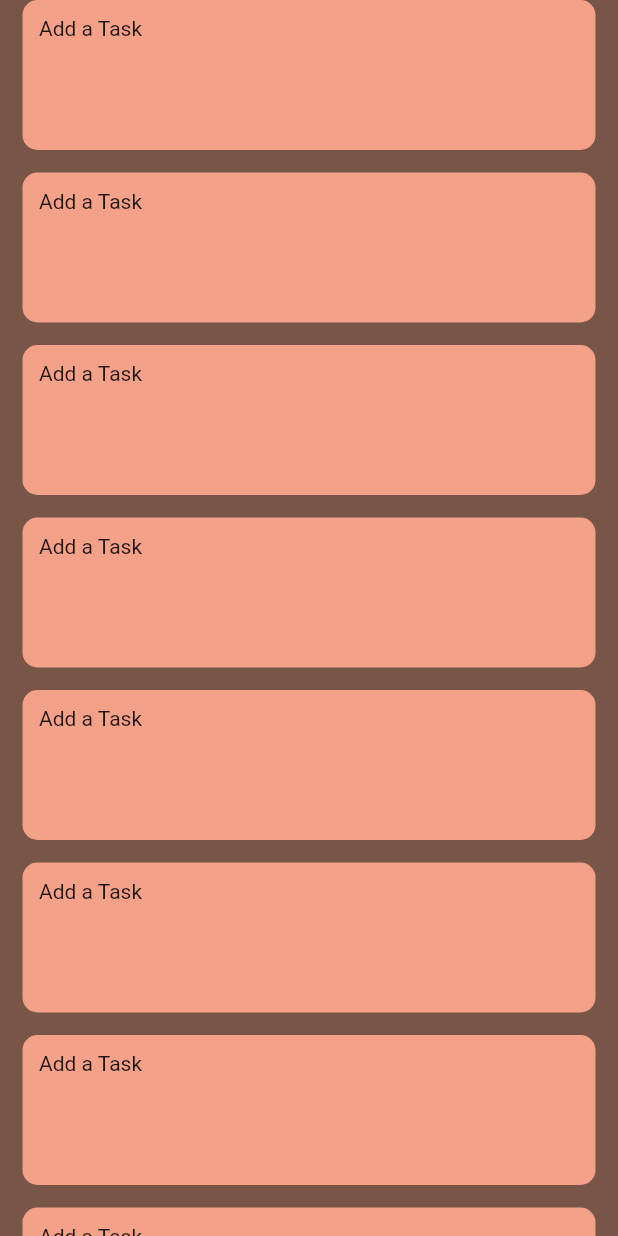
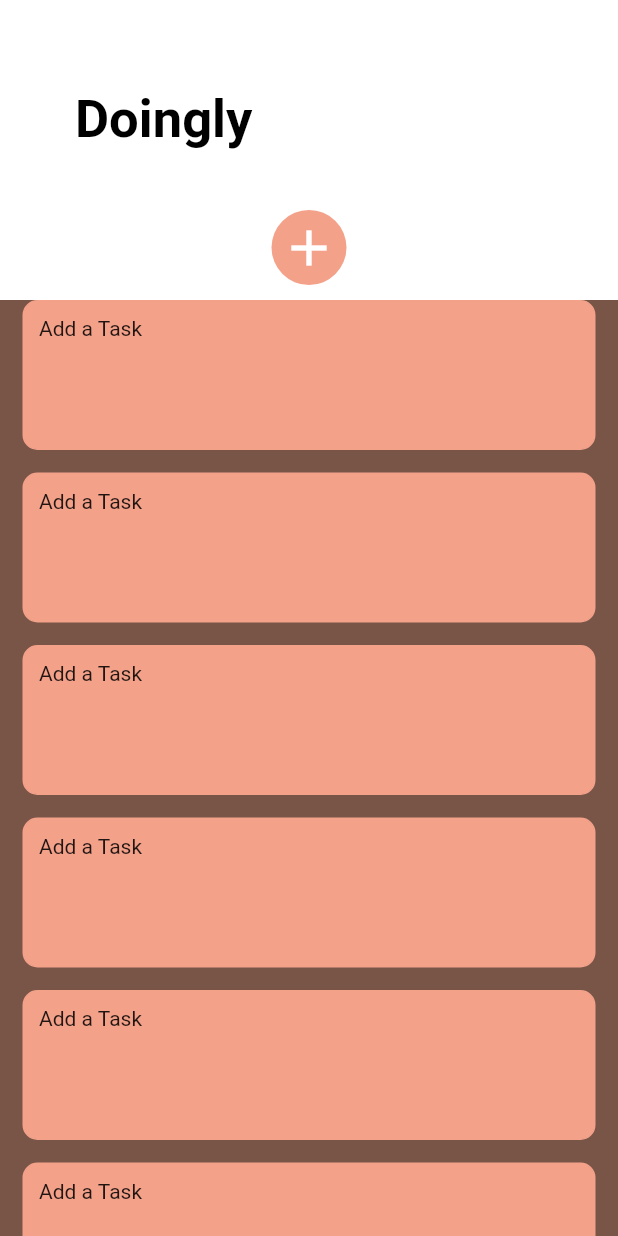
Before and after one commit to jake0011/Doingly, a Flutter app: the MyDoinglyPage widget shown alone on an empty page, opened directly, on a phone screen of 412 x 824 dp. Run offline on Flutter 3.47's test engine with Material 2 defaults, Android fonts, the phone set to English and light mode, and no system bars; our stand-ins replace dio, flutter_svg; network calls fail; Roboto replaces fonts that are missing (Poppins).

Commit message:
updated the homepage screen

```diff
--- a/todo_app/lib/Screens/homepage/DoinglyPage/doingly_page.dart
+++ b/todo_app/lib/Screens/homepage/DoinglyPage/doingly_page.dart
@@ -1,19 +1,5 @@
-import 'package:flutter/material.dart'
-    show
-        Border,
-        BorderRadius,
-        BoxDecoration,
-        BuildContext,
-        Colors,
-        Container,
-        EdgeInsets,
-        Key,
-        MediaQuery,
-        ReorderableListView,
-        State,
-        StatefulWidget,
-        Text,
-        Widget;
+import 'package:flutter/material.dart';
+// show Border, BorderRadius, BoxDecoration, BuildContext, Center, CircleAvatar, Colors, Column, Container, EdgeInsets, Expanded, Icon, Icons, Key, MediaQuery, Positioned, Radius, ReorderableListView, Stack, State, StatefulWidget, Text, Theme, ThemeData, Widget;
 import 'package:todo_app/models/global.dart';
 
 class MyDoinglyPage extends StatefulWidget {
@@ -24,17 +10,48 @@ class MyDoinglyPage extends StatefulWidget {
 }
 
 class _MyDoinglyPageState extends State<MyDoinglyPage> {
-  final List<int> _items = List<int>.generate(15, (int index) => index);
+  // final List<int> _items = List<int>.generate(15, (int index) => index);
+  final List<int> _items = List<int>.generate(10, (int index) => index);
 
   @override
   Widget build(BuildContext context) {
-    return Container(
+    final size = MediaQuery.of(context).size;
+    return Stack(
+      children: [
+        Column(children: [
+          Container(
+            padding: const EdgeInsets.only(left: 50),
+            margin: const EdgeInsets.only(bottom: 40),
+            height: 160,
+            decoration: const BoxDecoration(
+              borderRadius: BorderRadius.only(
+                  bottomLeft: Radius.circular(60),
+                  bottomRight: Radius.circular(60)),
+              color: Colors.white,
+            ),
+            child: Row(
+              mainAxisAlignment: MainAxisAlignment.spaceBetween,
+              children: <Widget>[
+                Text(
+                  "Doingly",
+                  style: DoinglyTitleStyle,
+                ),
+                // Container()
+              ],
+            ),
+          ),
+          Expanded(
+            child: Container(
                 color: Colors.brown,
+                child: Theme(
+                  data: ThemeData(
+                    canvasColor: Colors.transparent,
+                  ),
                   child: ReorderableListView.builder(
                     itemBuilder: (BuildContext context, int index) {
                       return Container(
-                  margin:
-                      const EdgeInsets.only(bottom: 15, left: 15, right: 15),
+                          margin: const EdgeInsets.only(
+                              bottom: 15, left: 15, right: 15),
                           padding: const EdgeInsets.all(10),
                           key: Key('$index'),
                           width: MediaQuery.of(context).size.width,
@@ -54,10 +71,61 @@ class _MyDoinglyPageState extends State<MyDoinglyPage> {
                         final int item = _items.removeAt(oldIndex);
                         _items.insert(newIndex, item);
                       });
-            }));
+                    },
+                    buildDefaultDragHandles: true,
+                  ),
+                )),
+          ),
+        ]),
+        Positioned(
+            left: (size.width * 0.5) - 25,
+            top: 140,
+            child: CircleAvatar(
+              backgroundColor: listColor,
+              radius: 25,
+              child: const Center(
+                  child: Icon(
+                Icons.add,
+                size: 40,
+                color: Colors.white,
+              )),
+            )),
+      ],
+    );
   }
+//   @override
+//   Widget build(BuildContext context) {
+//     return Container(
+//         color: Colors.brown,
+//         child: ReorderableListView.builder(
+//             itemBuilder: (BuildContext context, int index) {
+//               return Container(
+//                   margin:
+//                       const EdgeInsets.only(bottom: 15, left: 15, right: 15),
+//                   padding: const EdgeInsets.all(10),
+//                   key: Key('$index'),
+//                   width: MediaQuery.of(context).size.width,
+//                   height: 100,
+//                   decoration: BoxDecoration(
+//                       color: listColor,
+//                       borderRadius: BorderRadius.circular(10),
+//                       border: Border.all(color: listColor)),
+//                   child: const Text("Add a Task")
+//                   );
+//             },
+//             itemCount: _items.length,
+//             onReorder: (int oldIndex, int newIndex) {
+//               setState(() {
+//                 if (oldIndex < newIndex) {
+//                   newIndex -= 1;
+//                 }
+//                 final int item = _items.removeAt(oldIndex);
+//                 _items.insert(newIndex, item);
+//               });
+//             }));
+//   }
 
-//   List<Widget> getList() {
+// //   List<Widget> getList() {
 //     List<LeetTodo> list = [];
 //     for (int i = 0; i < 10; i++) {
 //       list.add(const LeetTodo());
--- a/todo_app/lib/main.dart
+++ b/todo_app/lib/main.dart
@@ -1,6 +1,6 @@
 // ignore_for_file: non_constant_identifier_names
 
-import 'dart:convert';
+// import 'dart:convert';
 
 import 'package:flutter/material.dart';
 import 'package:todo_app/Screens/Welcome/welcome_screen.dart';
```
Also changed, not shown: todo_app/lib/Screens/Login/components/loginbody.dart (+44 -24 lines), todo_app/lib/Screens/homepage/homepage.dart (added, +111 -0 lines). Lines whose indentation alone changed are shown as unchanged.
